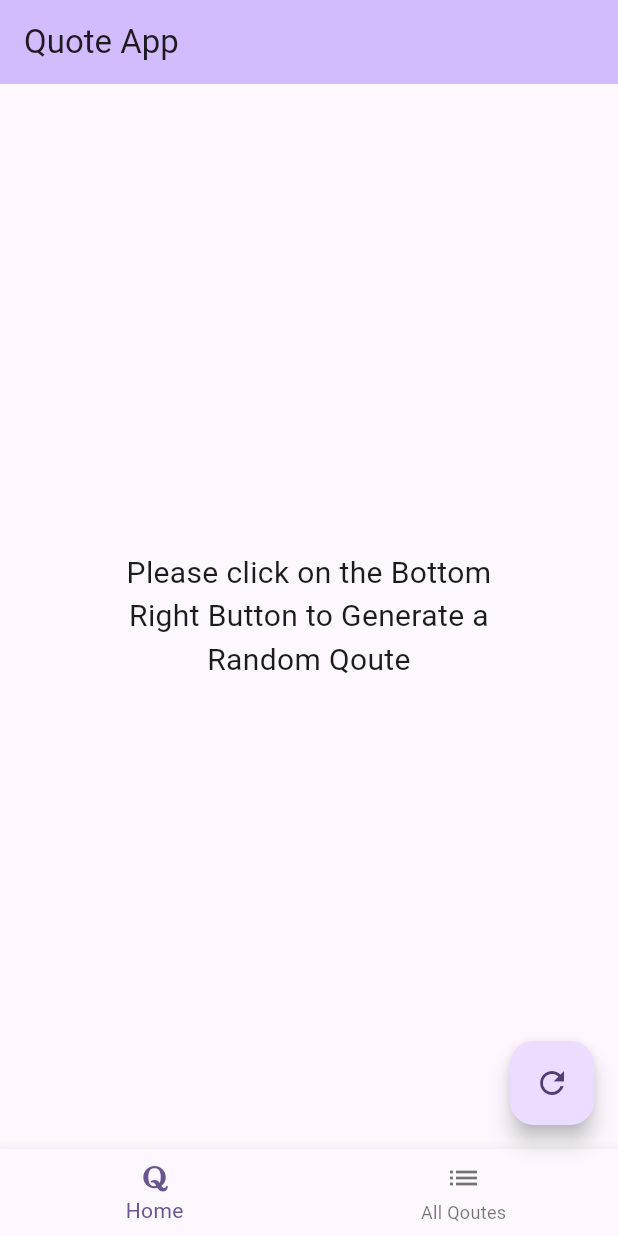
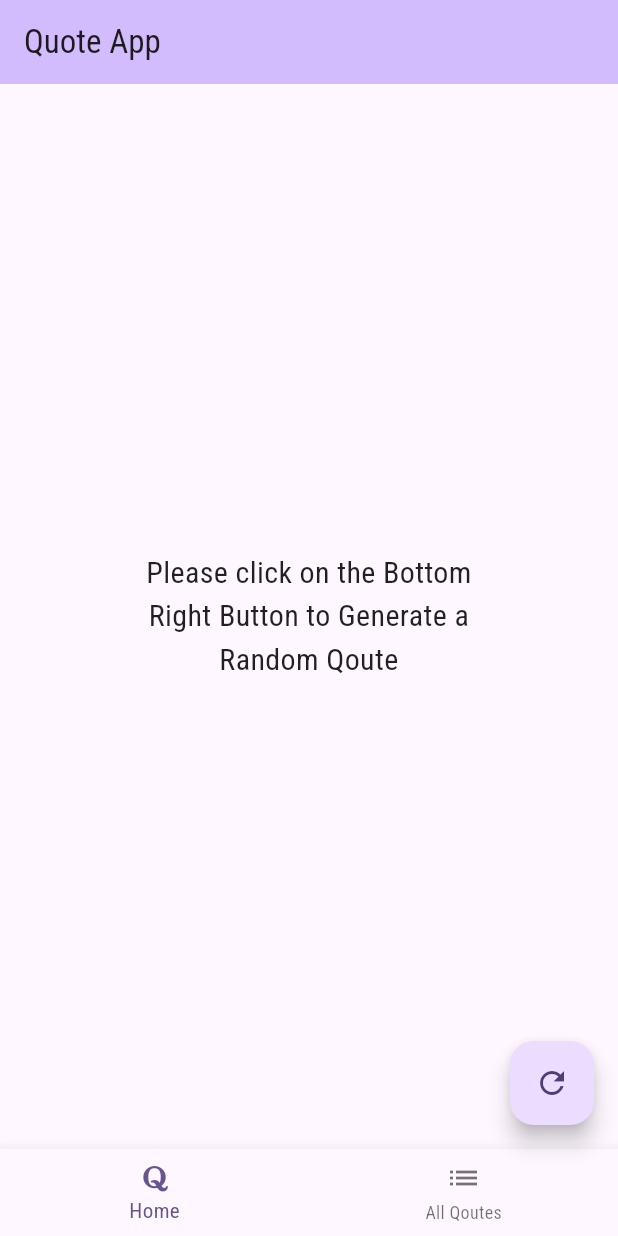
Before and after one commit to zaidansarinstop/qoute_app_mobx, a Flutter app: the screen it shows after launch, on a phone screen of 412 x 824 dp. Run offline on Flutter 3.47's test engine with Material 2 defaults, Android fonts, the phone set to English and light mode, and no system bars; our stand-ins replace flutter_mobx, google_fonts, mobx; generated files the repository leaves out were written again.

Commit message:
Added Google Fonts and applied its styling to the app

```diff
--- a/lib/main.dart
+++ b/lib/main.dart
@@ -1,4 +1,5 @@
 import 'package:flutter/material.dart';
+import 'package:google_fonts/google_fonts.dart';
 
 import 'presentation/pages/home_page.dart';
 
@@ -14,9 +15,9 @@ class MyApp extends StatelessWidget {
     return MaterialApp(
       title: 'Flutter Demo',
       theme: ThemeData(
-        colorScheme: ColorScheme.fromSeed(seedColor: Colors.deepPurple),
-        useMaterial3: true,
-      ),
+          colorScheme: ColorScheme.fromSeed(seedColor: Colors.deepPurple),
+          useMaterial3: true,
+          textTheme: GoogleFonts.robotoCondensedTextTheme()),
       home: const HomePage(title: 'Quote App'),
       debugShowCheckedModeBanner: false,
     );
--- a/pubspec.yaml
+++ b/pubspec.yaml
@@ -12,6 +12,7 @@ dependencies:
   flutter:
     sdk: flutter
   flutter_mobx: ^2.0.6+5
+  google_fonts: ^5.0.0
   http: ^1.0.0
   mobx: ^2.2.0
 
```
Also changed, not shown: lib/presentation/widgets/qoute_box.dart (+8 -3 lines), pubspec.lock, 1 other file.
